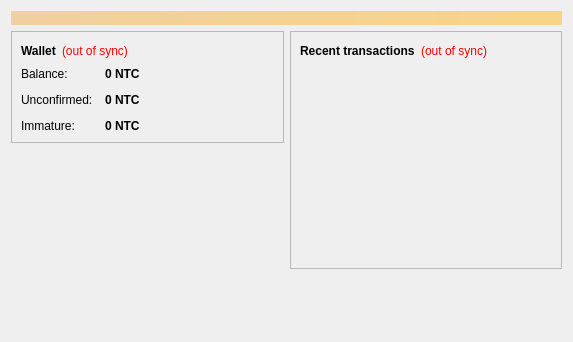
This is src/qt/forms/overviewpage.ui in novaexchange/NUT as Qt 5 draws it before an edit. The edited form follows.
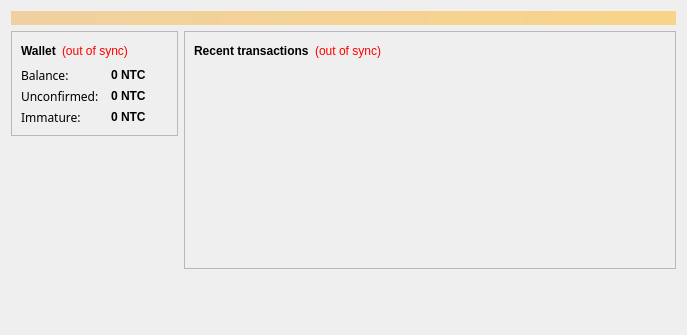
This is the edited form.

```diff
--- a/src/qt/forms/overviewpage.ui
+++ b/src/qt/forms/overviewpage.ui
@@ -6,8 +6,8 @@
    <rect>
     <x>0</x>
     <y>0</y>
-    <width>573</width>
-    <height>342</height>
+    <width>687</width>
+    <height>335</height>
    </rect>
   </property>
   <property name="windowTitle">
@@ -31,7 +31,7 @@
     </widget>
    </item>
    <item>
-    <layout class="QHBoxLayout" name="horizontalLayout" stretch="1,1">
+    <layout class="QHBoxLayout" name="horizontalLayout" stretch="0,1">
      <item>
       <layout class="QVBoxLayout" name="verticalLayout_2">
        <item>
@@ -98,10 +98,15 @@
              <number>12</number>
             </property>
             <property name="verticalSpacing">
-             <number>12</number>
+             <number>4</number>
             </property>
             <item row="0" column="0">
              <widget class="QLabel" name="label">
+              <property name="font">
+               <font>
+                <family>Arial Black</family>
+               </font>
+              </property>
               <property name="text">
                <string>Balance:</string>
               </property>
@@ -129,13 +134,6 @@
               </property>
              </widget>
             </item>
-            <item row="1" column="0">
-             <widget class="QLabel" name="label_3">
-              <property name="text">
-               <string>Unconfirmed:</string>
-              </property>
-             </widget>
-            </item>
             <item row="1" column="1">
              <widget class="QLabel" name="labelUnconfirmed">
               <property name="font">
@@ -160,6 +158,11 @@
             </item>
             <item row="2" column="0">
              <widget class="QLabel" name="labelImmatureText">
+              <property name="font">
+               <font>
+                <family>Arial Black</family>
+               </font>
+              </property>
               <property name="text">
                <string>Immature:</string>
               </property>
@@ -184,6 +187,18 @@
               </property>
              </widget>
             </item>
+            <item row="1" column="0">
+             <widget class="QLabel" name="label_3">
+              <property name="font">
+               <font>
+                <family>Arial Black</family>
+               </font>
+              </property>
+              <property name="text">
+               <string>Unconfirmed:</string>
+              </property>
+             </widget>
+            </item>
            </layout>
           </item>
          </layout>
```
